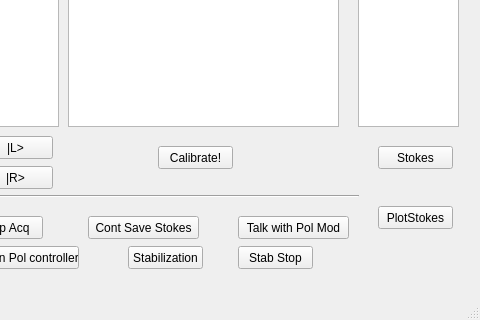
Above: untitled2.ui from ave91/untitled2 before the change; both pictures show x 442 to 922 and y 101 to 421 of the 922 by 421 pixel window. Below: the same form after it.
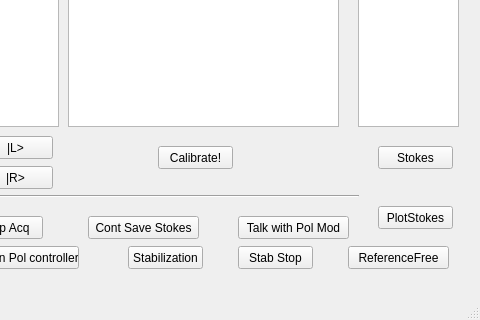
That is the form after the change.

Commit message: Reference Free

Diff of the .ui file:
```diff
--- a/untitled2.ui
+++ b/untitled2.ui
@@ -572,6 +572,19 @@
      <string>Stab Stop</string>
     </property>
    </widget>
+   <widget class="QPushButton" name="referenceButton">
+    <property name="geometry">
+     <rect>
+      <x>790</x>
+      <y>330</y>
+      <width>101</width>
+      <height>23</height>
+     </rect>
+    </property>
+    <property name="text">
+     <string>ReferenceFree</string>
+    </property>
+   </widget>
   </widget>
   <widget class="QMenuBar" name="menuBar">
    <property name="geometry">
```
The commit also changes 27 other files.
